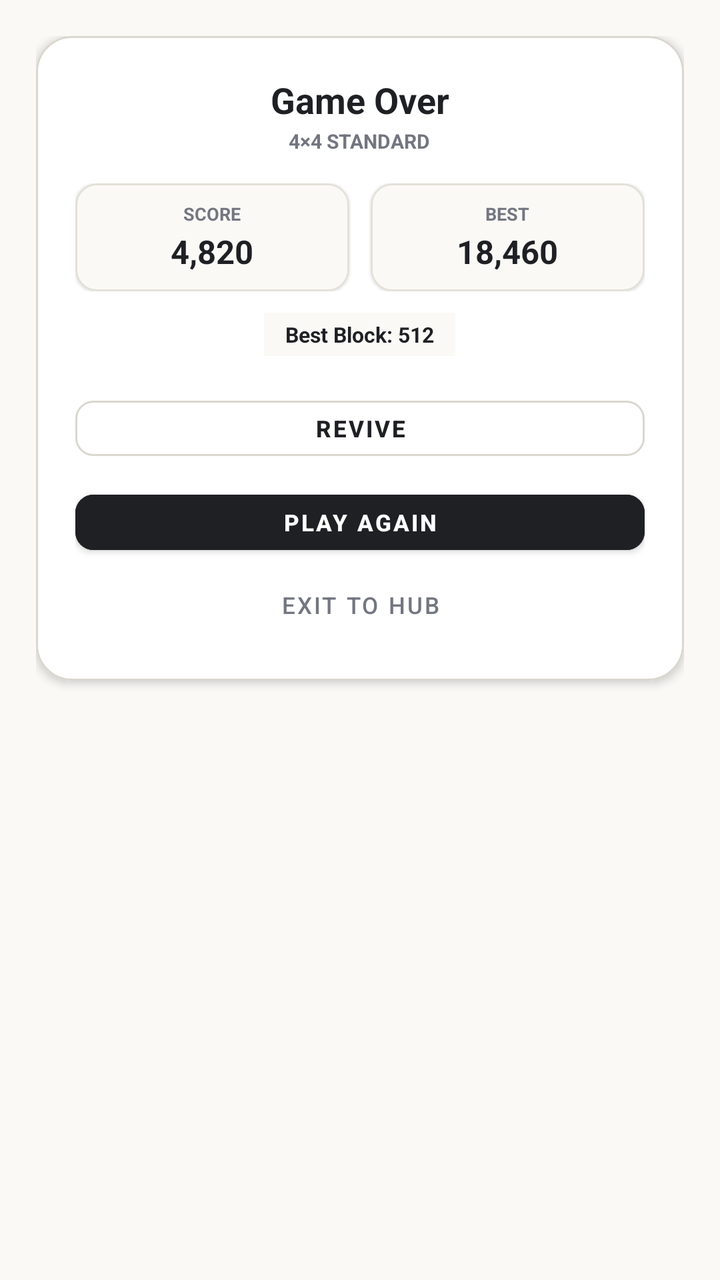
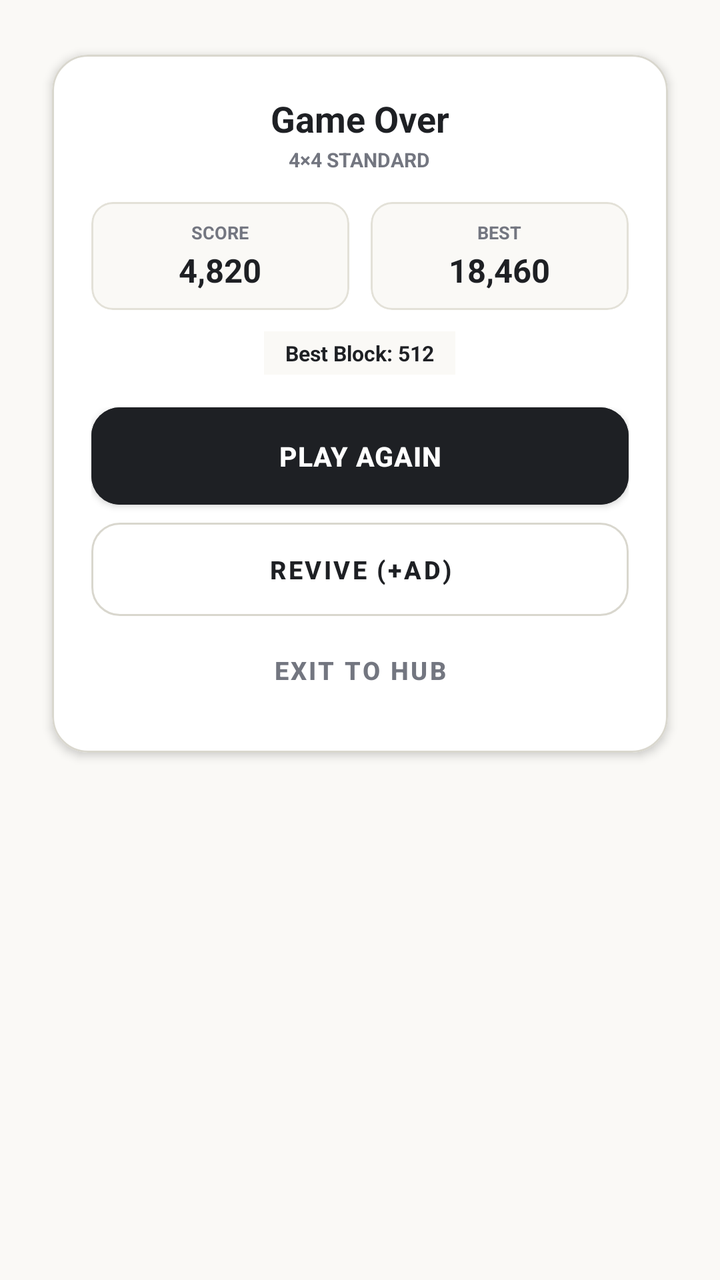

Compare the two renders of this Android layout. The source of the first and the diff that turns it into the second are given below.
<!-- AndroidManifest.xml: application theme Theme.NumberBlocks -->
<!-- res/layout/dialog_game_over.xml -->
<?xml version="1.0" encoding="utf-8"?>
<LinearLayout xmlns:android="http://schemas.android.com/apk/res/android"
    xmlns:app="http://schemas.android.com/apk/res-auto"
    android:layout_width="match_parent"
    android:layout_height="wrap_content"
    android:background="@android:color/transparent"
    android:orientation="vertical"
    android:padding="@dimen/dp_20">

    <com.google.android.material.card.MaterialCardView
        android:layout_width="match_parent"
        android:layout_height="wrap_content"
        app:cardBackgroundColor="#FFFFFF"
        app:cardCornerRadius="@dimen/dp_20"
        app:cardElevation="@dimen/dp_3"
        app:strokeColor="#D9D7CE"
        app:strokeWidth="@dimen/dp_1">

        <LinearLayout
            android:layout_width="match_parent"
            android:layout_height="wrap_content"
            android:gravity="center_horizontal"
            android:orientation="vertical"
            android:padding="@dimen/dp_22">

            <TextView
                android:id="@+id/tv_gameover_title"
                android:layout_width="wrap_content"
                android:layout_height="wrap_content"
                android:text="@string/game_over"
                android:textColor="#1E2024"
                android:textSize="@dimen/sp_20"
                android:textStyle="bold" />

            <TextView
                android:id="@+id/tv_gameover_mode"
                android:layout_width="wrap_content"
                android:layout_height="wrap_content"
                android:layout_marginTop="@dimen/dp_2"
                android:text="4×4 STANDARD"
                android:textColor="#737680"
                android:textSize="@dimen/sp_11"
                android:textStyle="bold" />

            
            <LinearLayout
                android:layout_width="match_parent"
                android:layout_height="wrap_content"
                android:layout_marginTop="@dimen/dp_16"
                android:orientation="horizontal">

                <com.google.android.material.card.MaterialCardView
                    android:layout_width="0dp"
                    android:layout_height="wrap_content"
                    android:layout_weight="1"
                    android:layout_marginEnd="@dimen/dp_6"
                    app:cardBackgroundColor="#FAF9F6"
                    app:cardCornerRadius="@dimen/dp_12"
                    app:strokeColor="#E3E1D8"
                    app:strokeWidth="@dimen/dp_1">

                    <LinearLayout
                        android:layout_width="match_parent"
                        android:layout_height="wrap_content"
                        android:gravity="center"
                        android:orientation="vertical"
                        android:padding="@dimen/dp_10">

                        <TextView
                            android:layout_width="wrap_content"
                            android:layout_height="wrap_content"
                            android:text="@string/score"
                            android:textColor="#737680"
                            android:textSize="@dimen/sp_10"
                            android:textStyle="bold" />

                        <TextView
                            android:id="@+id/tv_gameover_score"
                            android:layout_width="wrap_content"
                            android:layout_height="wrap_content"
                            android:layout_marginTop="@dimen/dp_2"
                            android:text="4,820"
                            android:textColor="#1E2024"
                            android:textSize="@dimen/sp_18"
                            android:textStyle="bold" />
                    </LinearLayout>
                </com.google.android.material.card.MaterialCardView>

                <com.google.android.material.card.MaterialCardView
                    android:layout_width="0dp"
                    android:layout_height="wrap_content"
                    android:layout_weight="1"
                    android:layout_marginStart="@dimen/dp_6"
                    app:cardBackgroundColor="#FAF9F6"
                    app:cardCornerRadius="@dimen/dp_12"
                    app:strokeColor="#E3E1D8"
                    app:strokeWidth="@dimen/dp_1">

                    <LinearLayout
                        android:layout_width="match_parent"
                        android:layout_height="wrap_content"
                        android:gravity="center"
                        android:orientation="vertical"
                        android:padding="@dimen/dp_10">

                        <TextView
                            android:layout_width="wrap_content"
                            android:layout_height="wrap_content"
                            android:text="BEST"
                            android:textColor="#737680"
                            android:textSize="@dimen/sp_10"
                            android:textStyle="bold" />

                        <TextView
                            android:id="@+id/tv_gameover_best"
                            android:layout_width="wrap_content"
                            android:layout_height="wrap_content"
                            android:layout_marginTop="@dimen/dp_2"
                            android:text="18,460"
                            android:textColor="#1E2024"
                            android:textSize="@dimen/sp_18"
                            android:textStyle="bold" />
                    </LinearLayout>
                </com.google.android.material.card.MaterialCardView>
            </LinearLayout>

            <TextView
                android:id="@+id/tv_gameover_highest_tile"
                android:layout_width="wrap_content"
                android:layout_height="wrap_content"
                android:layout_marginTop="@dimen/dp_12"
                android:background="#FAF9F6"
                android:paddingStart="@dimen/dp_12"
                android:paddingEnd="@dimen/dp_12"
                android:paddingTop="@dimen/dp_4"
                android:paddingBottom="@dimen/dp_4"
                android:text="Best Block: 512"
                android:textColor="#1E2024"
                android:textSize="@dimen/sp_12"
                android:textStyle="bold" />

            
            <LinearLayout
                android:layout_width="match_parent"
                android:layout_height="wrap_content"
                android:layout_marginTop="@dimen/dp_18"
                android:orientation="vertical">

                <Button
                    android:id="@+id/btn_gameover_revive"
                    style="@style/Widget.MaterialComponents.Button.OutlinedButton"
                    android:layout_width="match_parent"
                    android:layout_height="@dimen/dp_44"
                    android:layout_marginBottom="@dimen/dp_8"
                    android:text="Revive"
                    android:textColor="#1E2024"
                    android:textSize="@dimen/sp_13"
                    android:textStyle="bold"
                    app:strokeColor="#D9D7CE"
                    app:cornerRadius="@dimen/dp_10" />

                <Button
                    android:id="@+id/btn_gameover_retry"
                    style="@style/Widget.MaterialComponents.Button"
                    android:layout_width="match_parent"
                    android:layout_height="@dimen/dp_44"
                    android:backgroundTint="#1E2024"
                    android:text="@string/play_again"
                    android:textColor="#FFFFFF"
                    android:textSize="@dimen/sp_13"
                    android:textStyle="bold"
                    app:cornerRadius="@dimen/dp_10" />

                <Button
                    android:id="@+id/btn_gameover_home"
                    style="@style/Widget.MaterialComponents.Button.TextButton"
                    android:layout_width="match_parent"
                    android:layout_height="@dimen/dp_40"
                    android:layout_marginTop="@dimen/dp_4"
                    android:text="Exit to Hub"
                    android:textColor="#737680"
                    android:textSize="@dimen/sp_13" />
            </LinearLayout>

        </LinearLayout>
    </com.google.android.material.card.MaterialCardView>
</LinearLayout>
<!-- resources referenced by this layout -->
<resources>
  <dimen name="dp_1">1.00dp</dimen>
  <dimen name="dp_10">10.00dp</dimen>
  <dimen name="dp_12">12.00dp</dimen>
  <dimen name="dp_16">16.00dp</dimen>
  <dimen name="dp_18">18.00dp</dimen>
  <dimen name="dp_2">2.00dp</dimen>
  <dimen name="dp_20">20.00dp</dimen>
  <dimen name="dp_22">22.00dp</dimen>
  <dimen name="dp_3">3.00dp</dimen>
  <dimen name="dp_4">4.00dp</dimen>
  <dimen name="dp_40">40.00dp</dimen>
  <dimen name="dp_44">44.00dp</dimen>
  <dimen name="dp_6">6.00dp</dimen>
  <dimen name="dp_8">8.00dp</dimen>
  <dimen name="sp_10">10.00sp</dimen>
  <dimen name="sp_11">11.00sp</dimen>
  <dimen name="sp_12">12.00sp</dimen>
  <dimen name="sp_13">13.00sp</dimen>
  <dimen name="sp_18">18.00sp</dimen>
  <dimen name="sp_20">20.00sp</dimen>
  <string name="game_over">Game Over</string>
  <string name="play_again">PLAY AGAIN</string>
  <string name="score">SCORE</string>
  <style name="Theme.NumberBlocks" parent="Theme.MaterialComponents.DayNight.NoActionBar">
          <item name="colorPrimary">@color/primary</item>
          <item name="colorPrimaryVariant">@color/primary_variant</item>
          <item name="colorSecondary">@color/secondary</item>
          <item name="android:statusBarColor">@color/background</item>
          <item name="android:navigationBarColor">@color/background</item>
          <item name="android:windowBackground">@color/background</item>
          <item name="android:windowLightStatusBar">true</item>
      </style>
  <color name="primary">#1E2024</color>
  <color name="primary_variant">#161719</color>
  <color name="secondary">#5A5D66</color>
  <color name="background">#FAF9F6</color>
</resources>

<!-- the commit's change to res/layout/dialog_game_over.xml (unified diff, before → after) -->
@@ -4,6 +4,8 @@
     android:layout_width="match_parent"
     android:layout_height="wrap_content"
     android:background="@android:color/transparent"
+    android:clipChildren="false"
+    android:clipToPadding="false"
     android:orientation="vertical"
     android:padding="@dimen/dp_20">
 
@@ -13,6 +15,7 @@
         app:cardBackgroundColor="#FFFFFF"
         app:cardCornerRadius="@dimen/dp_20"
         app:cardElevation="@dimen/dp_3"
+        app:cardUseCompatPadding="true"
         app:strokeColor="#D9D7CE"
         app:strokeWidth="@dimen/dp_1">
 
@@ -56,6 +59,7 @@
                     android:layout_marginEnd="@dimen/dp_6"
                     app:cardBackgroundColor="#FAF9F6"
                     app:cardCornerRadius="@dimen/dp_12"
+                    app:cardElevation="0dp"
                     app:strokeColor="#E3E1D8"
                     app:strokeWidth="@dimen/dp_1">
 
@@ -93,6 +97,7 @@
                     android:layout_marginStart="@dimen/dp_6"
                     app:cardBackgroundColor="#FAF9F6"
                     app:cardCornerRadius="@dimen/dp_12"
+                    app:cardElevation="0dp"
                     app:strokeColor="#E3E1D8"
                     app:strokeWidth="@dimen/dp_1">
 
@@ -147,39 +152,39 @@
                 android:orientation="vertical">
 
                 <Button
-                    android:id="@+id/btn_gameover_revive"
-                    style="@style/Widget.MaterialComponents.Button.OutlinedButton"
+                    android:id="@+id/btn_gameover_retry"
+                    style="@style/GameButton.Primary"
                     android:layout_width="match_parent"
-                    android:layout_height="@dimen/dp_44"
-                    android:layout_marginBottom="@dimen/dp_8"
-                    android:text="Revive"
-                    android:textColor="#1E2024"
-                    android:textSize="@dimen/sp_13"
-                    android:textStyle="bold"
-                    app:strokeColor="#D9D7CE"
-                    app:cornerRadius="@dimen/dp_10" />
-
-                <Button
-                    android:id="@+id/btn_gameover_retry"
-                    style="@style/Widget.MaterialComponents.Button"
-                    android:layout_width="match_parent"
-                    android:layout_height="@dimen/dp_44"
+                    android:layout_height="@dimen/dp_54"
+                    android:layout_marginBottom="@dimen/dp_10"
                     android:backgroundTint="#1E2024"
                     android:text="@string/play_again"
                     android:textColor="#FFFFFF"
-                    android:textSize="@dimen/sp_13"
+                    android:textSize="@dimen/sp_15"
                     android:textStyle="bold"
-                    app:cornerRadius="@dimen/dp_10" />
+                    app:cornerRadius="@dimen/dp_16" />
+
+                <Button
+                    android:id="@+id/btn_gameover_revive"
+                    style="@style/GameButton.Secondary"
+                    android:layout_width="match_parent"
+                    android:layout_height="@dimen/dp_52"
+                    android:layout_marginBottom="@dimen/dp_6"
+                    android:text="Revive (+Ad)"
+                    android:textColor="#1E2024"
+                    android:textSize="@dimen/sp_14"
+                    android:textStyle="bold"
+                    app:strokeColor="#D9D7CE"
+                    app:cornerRadius="@dimen/dp_16" />
 
                 <Button
                     android:id="@+id/btn_gameover_home"
-                    style="@style/Widget.MaterialComponents.Button.TextButton"
+                    style="@style/GameButton.Text"
                     android:layout_width="match_parent"
-                    android:layout_height="@dimen/dp_40"
-                    android:layout_marginTop="@dimen/dp_4"
+                    android:layout_height="@dimen/dp_48"
                     android:text="Exit to Hub"
                     android:textColor="#737680"
-                    android:textSize="@dimen/sp_13" />
+                    android:textSize="@dimen/sp_14" />
             </LinearLayout>
 
         </LinearLayout>
<!-- resource entries referenced after the edit -->
@@ -10,19 +10,47 @@
   <dimen name="dp_22">22.00dp</dimen>
   <dimen name="dp_3">3.00dp</dimen>
   <dimen name="dp_4">4.00dp</dimen>
-  <dimen name="dp_40">40.00dp</dimen>
-  <dimen name="dp_44">44.00dp</dimen>
+  <dimen name="dp_48">48.00dp</dimen>
+  <dimen name="dp_52">52.00dp</dimen>
+  <dimen name="dp_54">54.00dp</dimen>
   <dimen name="dp_6">6.00dp</dimen>
-  <dimen name="dp_8">8.00dp</dimen>
   <dimen name="sp_10">10.00sp</dimen>
   <dimen name="sp_11">11.00sp</dimen>
   <dimen name="sp_12">12.00sp</dimen>
-  <dimen name="sp_13">13.00sp</dimen>
+  <dimen name="sp_14">14.00sp</dimen>
+  <dimen name="sp_15">15.00sp</dimen>
   <dimen name="sp_18">18.00sp</dimen>
   <dimen name="sp_20">20.00sp</dimen>
   <string name="game_over">Game Over</string>
   <string name="play_again">PLAY AGAIN</string>
   <string name="score">SCORE</string>
+  <style name="GameButton.Primary" parent="Widget.MaterialComponents.Button">
+          <item name="android:layout_height">@dimen/dp_54</item>
+          <item name="android:textSize">@dimen/sp_15</item>
+          <item name="android:textStyle">bold</item>
+          <item name="cornerRadius">@dimen/dp_16</item>
+          <item name="android:insetTop">0dp</item>
+          <item name="android:insetBottom">0dp</item>
+          <item name="android:letterSpacing">0.02</item>
+      </style>
+  <style name="GameButton.Secondary" parent="Widget.MaterialComponents.Button.OutlinedButton">
+          <item name="android:layout_height">@dimen/dp_52</item>
+          <item name="android:textSize">@dimen/sp_14</item>
+          <item name="android:textStyle">bold</item>
+          <item name="cornerRadius">@dimen/dp_16</item>
+          <item name="android:insetTop">0dp</item>
+          <item name="android:insetBottom">0dp</item>
+          <item name="strokeColor">@color/border_subtle</item>
+          <item name="strokeWidth">@dimen/dp_1</item>
+      </style>
+  <style name="GameButton.Text" parent="Widget.MaterialComponents.Button.TextButton">
+          <item name="android:layout_height">@dimen/dp_48</item>
+          <item name="android:textSize">@dimen/sp_14</item>
+          <item name="android:textStyle">bold</item>
+          <item name="android:insetTop">0dp</item>
+          <item name="android:insetBottom">0dp</item>
+          <item name="android:textColor">@color/text_secondary</item>
+      </style>
   <style name="Theme.NumberBlocks" parent="Theme.MaterialComponents.DayNight.NoActionBar">
           <item name="colorPrimary">@color/primary</item>
           <item name="colorPrimaryVariant">@color/primary_variant</item>
@@ -32,6 +60,8 @@
           <item name="android:windowBackground">@color/background</item>
           <item name="android:windowLightStatusBar">true</item>
       </style>
+  <color name="border_subtle">#D9D7CE</color>
+  <color name="text_secondary">#737680</color>
   <color name="primary">#1E2024</color>
   <color name="primary_variant">#161719</color>
   <color name="secondary">#5A5D66</color>
